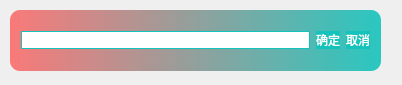
This is src/DlgTasks.ui in jiguotong/RemindMe as Qt 5 draws it before an edit. The edited form follows.
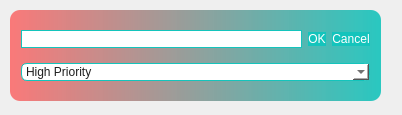
This is the edited form.

Patch:
```diff
--- a/src/DlgTasks.ui
+++ b/src/DlgTasks.ui
@@ -7,22 +7,19 @@
     <x>0</x>
     <y>0</y>
     <width>402</width>
-    <height>85</height>
+    <height>115</height>
    </rect>
   </property>
   <property name="windowTitle">
    <string>DlgTasks</string>
   </property>
-  <property name="styleSheet">
-   <string notr="true"/>
-  </property>
   <widget class="QFrame" name="frame">
    <property name="geometry">
     <rect>
      <x>10</x>
      <y>10</y>
      <width>371</width>
-     <height>61</height>
+     <height>91</height>
     </rect>
    </property>
    <property name="styleSheet">
@@ -36,18 +33,18 @@
 {
 	font: 25 12pt '微软雅黑 Light';
 	color: rgb(31,31,31);
-	padding-left:20px; 
+	padding-left:20px;
 	background-color: rgb(255, 255, 255);
 	border:1px solid rgb(20,196,188);
 	border-radius:10px;
 }
-QPushButton
+#comboPriority
 {
-	font: 25 12pt '微软雅黑';
-	color: rgb(255,255,255);
-	background-color: rgb(20,196,188);
-	border:none;
-	border-radius:10px;
+	font: 12pt '微软雅黑 Light';
+	color: rgb(31,31,31);
+	background-color: rgb(255, 255, 255);
+	border:1px solid rgb(20,196,188);
+	border-radius:6px;
 }
 QPushButton
 {
@@ -73,6 +70,8 @@
    <property name="frameShadow">
     <enum>QFrame::Raised</enum>
    </property>
+   <layout class="QVBoxLayout" name="verticalLayout">
+    <item>
    <layout class="QHBoxLayout" name="horizontalLayout">
     <item>
      <widget class="QLineEdit" name="lineEdit"/>
@@ -80,15 +79,36 @@
     <item>
      <widget class="QPushButton" name="btnConfirm">
       <property name="text">
-       <string>确定</string>
+         <string>OK</string>
       </property>
      </widget>
     </item>
     <item>
      <widget class="QPushButton" name="btnCancel">
       <property name="text">
-       <string>取消</string>
-      </property>
+         <string>Cancel</string>
+        </property>
+       </widget>
+      </item>
+     </layout>
+    </item>
+    <item>
+     <widget class="QComboBox" name="comboPriority">
+      <item>
+       <property name="text">
+        <string>High Priority</string>
+       </property>
+      </item>
+      <item>
+       <property name="text">
+        <string>Normal</string>
+       </property>
+      </item>
+      <item>
+       <property name="text">
+        <string>Low Priority</string>
+       </property>
+      </item>
      </widget>
     </item>
    </layout>
```
Lines whose indentation alone changed are shown as unchanged.
